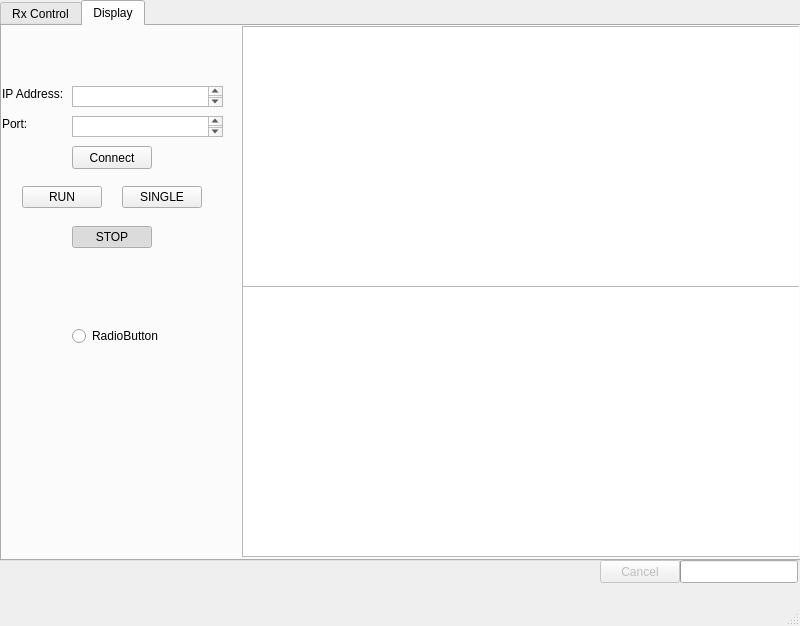
Old version of the form src/radeye/panel.ui in the repository hotung1027/radeye.
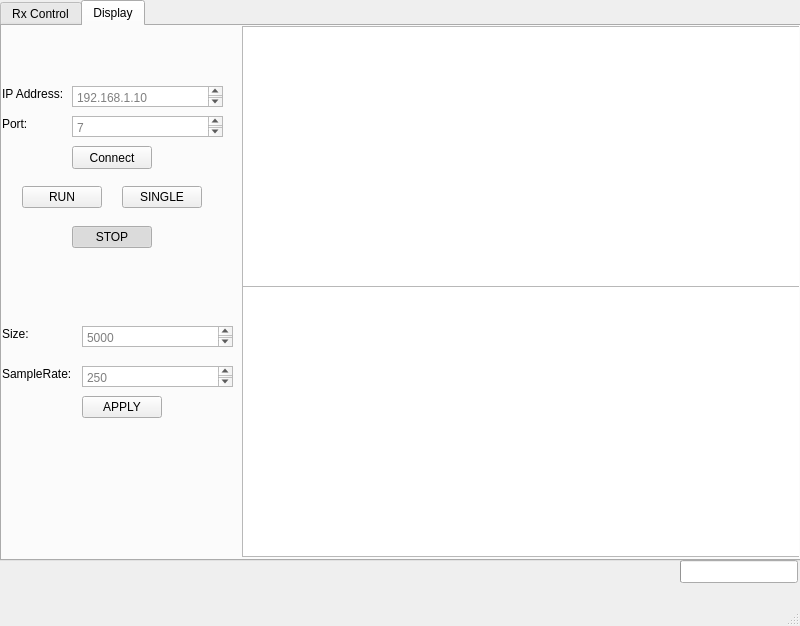
New version of the form. Icons and pictures are not drawn. Custom widgets are drawn as their Qt base class.

Commit message: ui cleanup, remove unused elements

Diff of the .ui file:
```diff
--- a/src/radeye/panel.ui
+++ b/src/radeye/panel.ui
@@ -86,6 +86,9 @@
         <height>21</height>
        </rect>
       </property>
+      <property name="placeholderText">
+       <string>192.168.1.10</string>
+      </property>
      </widget>
      <widget class="QTextEdit" name="portText">
       <property name="geometry">
@@ -96,6 +99,9 @@
         <height>21</height>
        </rect>
       </property>
+      <property name="placeholderText">
+       <string>7</string>
+      </property>
      </widget>
      <widget class="QLabel" name="addressLabel">
       <property name="geometry">
@@ -206,19 +212,6 @@
        <string notr="true">buttonGroup</string>
       </attribute>
      </widget>
-     <widget class="QRadioButton" name="radioButton">
-      <property name="geometry">
-       <rect>
-        <x>70</x>
-        <y>300</y>
-        <width>99</width>
-        <height>20</height>
-       </rect>
-      </property>
-      <property name="text">
-       <string>RadioButton</string>
-      </property>
-     </widget>
      <widget class="QLabel" name="trafficlight">
       <property name="geometry">
        <rect>
@@ -238,6 +231,77 @@
        <bool>true</bool>
       </property>
      </widget>
+     <widget class="QLabel" name="sizeLabel">
+      <property name="geometry">
+       <rect>
+        <x>0</x>
+        <y>300</y>
+        <width>61</width>
+        <height>16</height>
+       </rect>
+      </property>
+      <property name="text">
+       <string>Size:</string>
+      </property>
+     </widget>
+     <widget class="QLabel" name="sampleRateLabel">
+      <property name="geometry">
+       <rect>
+        <x>0</x>
+        <y>340</y>
+        <width>71</width>
+        <height>16</height>
+       </rect>
+      </property>
+      <property name="text">
+       <string>SampleRate:</string>
+      </property>
+     </widget>
+     <widget class="QTextEdit" name="sizeText">
+      <property name="geometry">
+       <rect>
+        <x>80</x>
+        <y>300</y>
+        <width>151</width>
+        <height>21</height>
+       </rect>
+      </property>
+      <property name="placeholderText">
+       <string>5000</string>
+      </property>
+     </widget>
+     <widget class="QTextEdit" name="sampleRateText">
+      <property name="geometry">
+       <rect>
+        <x>80</x>
+        <y>340</y>
+        <width>151</width>
+        <height>21</height>
+       </rect>
+      </property>
+      <property name="placeholderText">
+       <string>250</string>
+      </property>
+     </widget>
+     <widget class="QPushButton" name="applyButton">
+      <property name="geometry">
+       <rect>
+        <x>80</x>
+        <y>370</y>
+        <width>80</width>
+        <height>22</height>
+       </rect>
+      </property>
+      <property name="text">
+       <string>APPLY</string>
+      </property>
+      <property name="checkable">
+       <bool>false</bool>
+      </property>
+      <property name="checked">
+       <bool>false</bool>
+      </property>
+     </widget>
     </widget>
    </widget>
    <widget class="QProgressBar" name="progressBar">
@@ -256,22 +320,6 @@
      <bool>false</bool>
     </property>
    </widget>
-   <widget class="QPushButton" name="CancelButton">
-    <property name="enabled">
-     <bool>false</bool>
-    </property>
-    <property name="geometry">
-     <rect>
-      <x>600</x>
-      <y>560</y>
-      <width>80</width>
-      <height>23</height>
-     </rect>
-    </property>
-    <property name="text">
-     <string>Cancel</string>
-    </property>
-   </widget>
   </widget>
   <widget class="QMenuBar" name="menubar">
    <property name="geometry">
```
Left out of the diff: 2 changed lines with no effect on the pictures. The commit also changes 2 other files.
